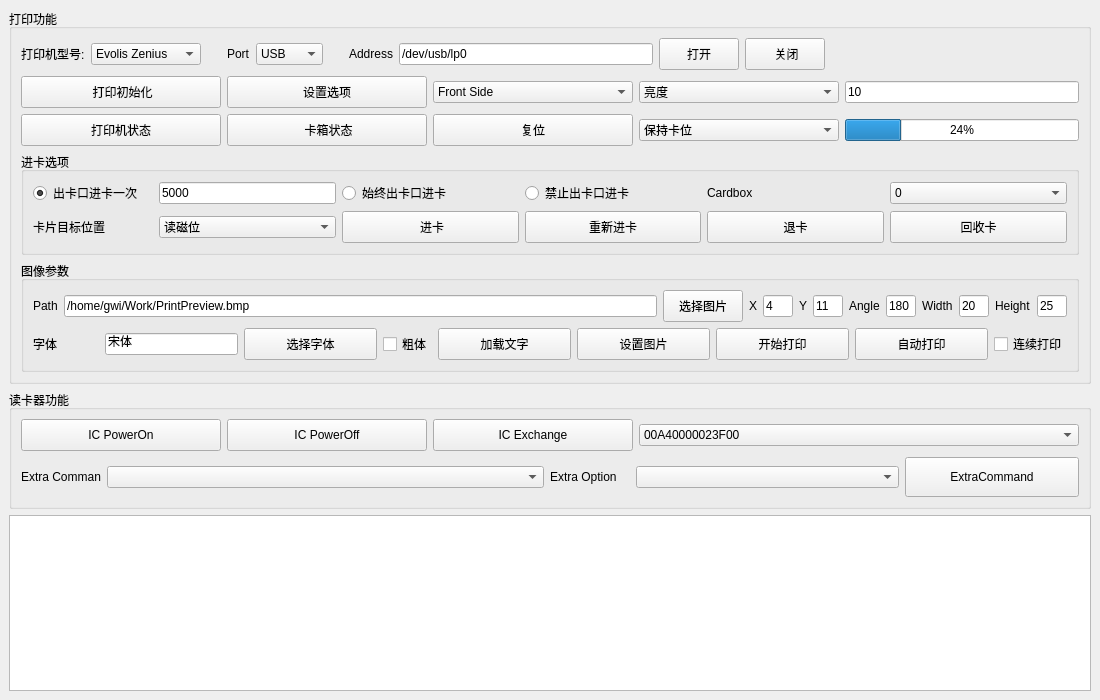
First picture: the form in Z390Sample/mainwindow.ui, repository leithergit/Z390Kylin, before the edit.
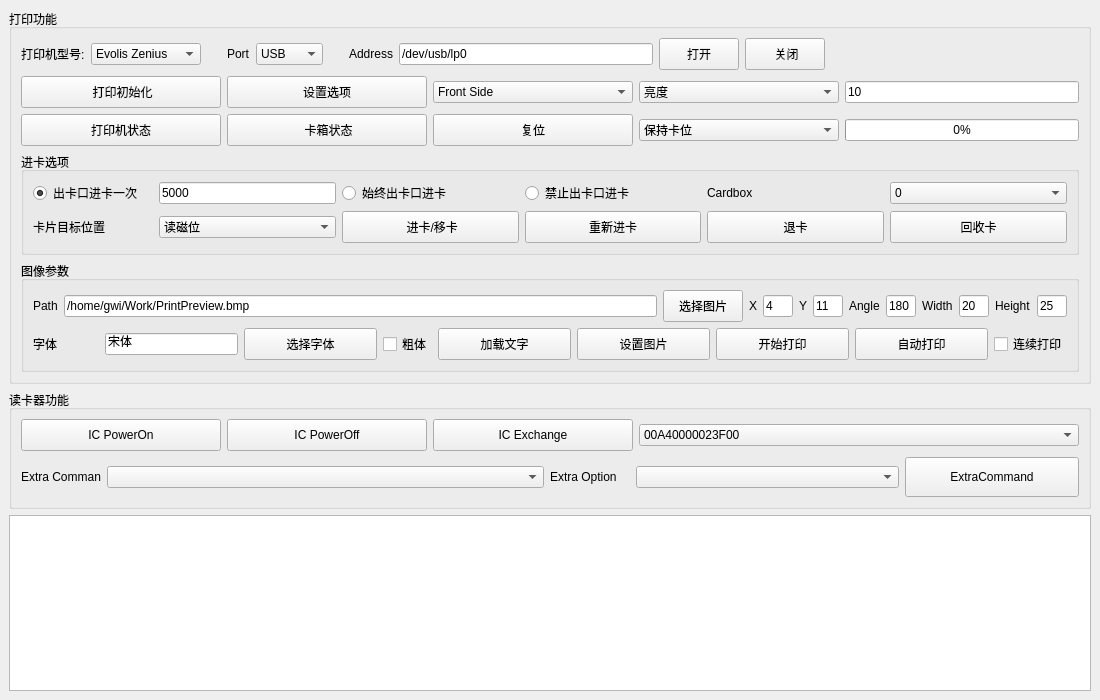
Second picture: the form after the edit.

Commit message: Z390SDK aarch64-linux-gnu V1.0.1.8 2021.10.21 1.使用明华读卡器时，当接触位上电失败时，自动移卡到非接触位尝试上电 2.更新Print_depense功能，当打印机内部有卡时，只在机器内部移动卡片，当打印机内部无卡时才尝试从卡箱进卡 3.版本号升级为1.0.1.8

Diff of the .ui file:
```diff
--- a/Z390Sample/mainwindow.ui
+++ b/Z390Sample/mainwindow.ui
@@ -390,7 +390,7 @@
               <string notr="true"/>
              </property>
              <property name="value">
-              <number>24</number>
+              <number>0</number>
              </property>
             </widget>
            </item>
@@ -540,7 +540,7 @@
                </size>
               </property>
               <property name="text">
-               <string> 进卡</string>
+               <string> 进卡/移卡</string>
               </property>
              </widget>
             </item>
```
The commit also changes 8 other files.
